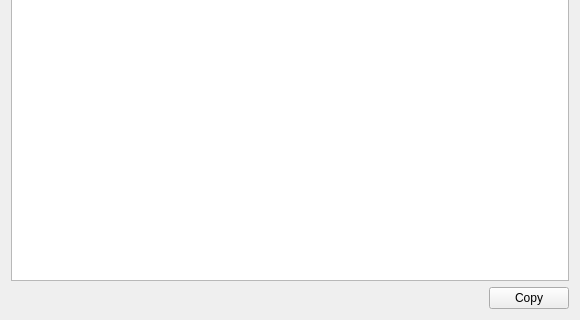
Old version of the form src/gui/issueswidget.ui in the repository nextcloud/desktop; both pictures show x 0 to 580 and y 258 to 578 of the 580 by 578 pixel window.
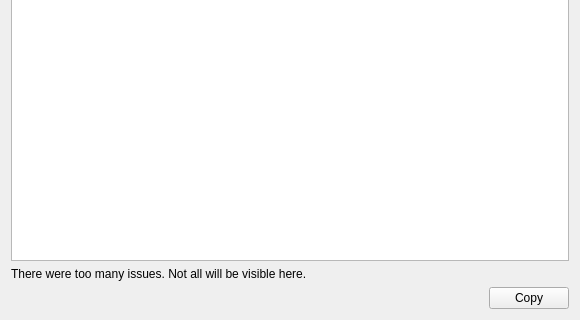
New version of the form.

Commit message:
Issues: Speed up insertion and add hard upper limit #6272
Since sorting was enabled permanenty the list would be resorted with
each inserted issue. When inserting thousands of ignored files that
would make the whole ui freeze up.

Instead, sorting is disabled for inserts now and is reenabled after some
time has passed. That way users usually see the sorted view without the
lockups. Also, there's now a maximum of 50k issue entries.

Diff of the .ui file:
```diff
--- a/src/gui/issueswidget.ui
+++ b/src/gui/issueswidget.ui
@@ -127,6 +127,13 @@
      </column>
     </widget>
    </item>
+   <item>
+    <widget class="QLabel" name="_tooManyIssuesWarning">
+     <property name="text">
+      <string>There were too many issues. Not all will be visible here.</string>
+     </property>
+    </widget>
+   </item>
    <item>
     <layout class="QHBoxLayout" name="horizontalLayout">
      <item>
```
The commit also changes 2 other files.
